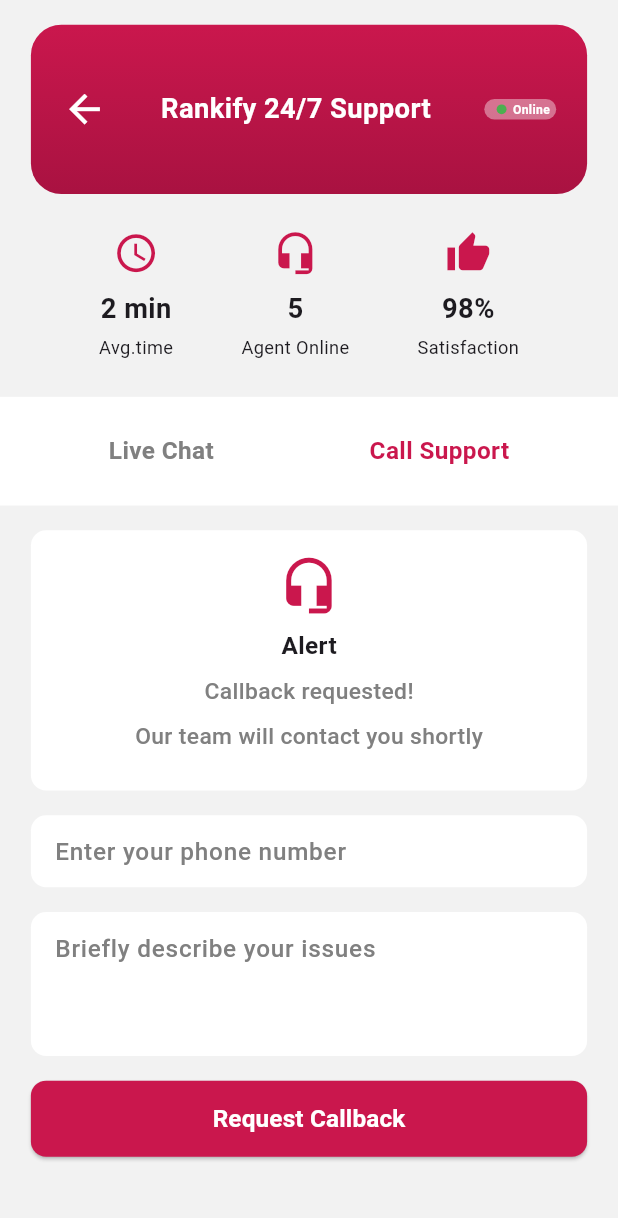
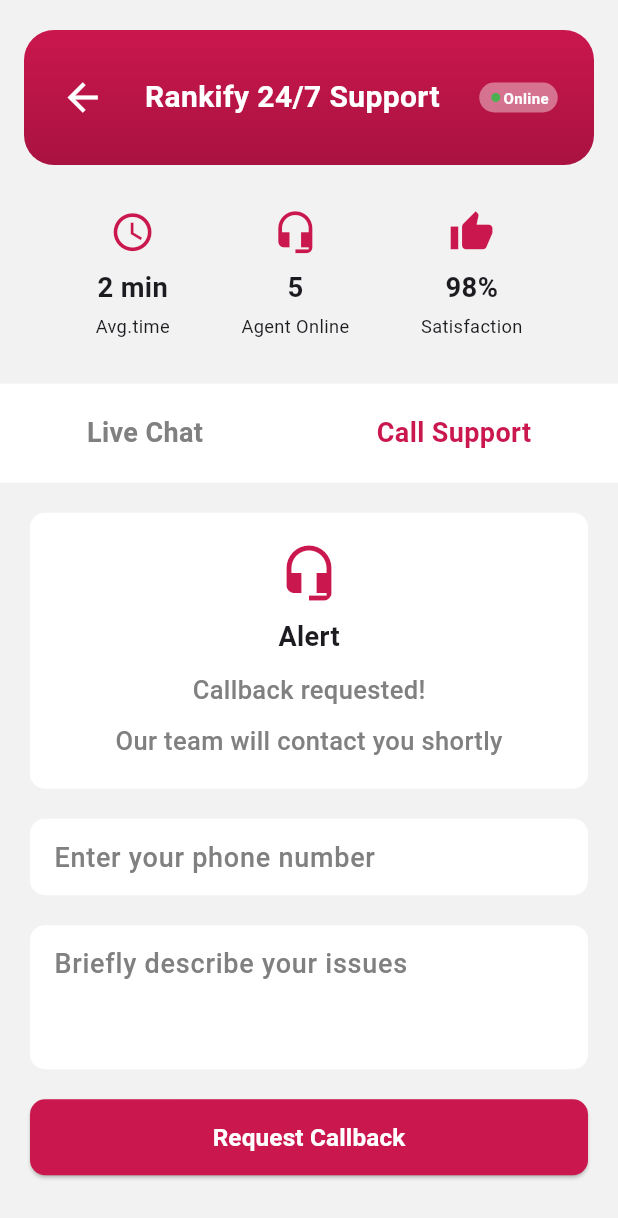
Before and after one commit to arun-kumar-bidila/demo-rankify, a Flutter app: the Supportmain screen opened directly, on a phone screen of 412 x 824 dp. Shown: the top 1218 px of the screen. Run offline on Flutter 3.47's test engine with Material 3 defaults, Android fonts, the phone set to English and light mode, and no system bars; our stand-ins replace another_carousel_pro, badges, flutter_keyboard_visibility, flutter_screenutil, flutter_svg.

```diff
--- a/lib/features/profilebar/tabs/rankifysupport/screens/supportmain.dart
+++ b/lib/features/profilebar/tabs/rankifysupport/screens/supportmain.dart
@@ -29,8 +29,8 @@ class _SupportmainState extends State<Supportmain> {
 
   @override
   Widget build(BuildContext context) {
-     double keyboardHeight = MediaQuery.of(context).viewInsets.bottom;
-    bool isKeyboardFullyClosed = keyboardHeight == 0;
+    //  double keyboardHeight = MediaQuery.of(context).viewInsets.bottom;
+    // bool isKeyboardFullyClosed = keyboardHeight == 0;
     return Scaffold(
       // resizeToAvoidBottomInset: false,
       body: KeyboardVisibilityBuilder(
@@ -38,72 +38,75 @@ class _SupportmainState extends State<Supportmain> {
           return SafeArea(
             child: Column(
               children: [
-                if(isKeyboardFullyClosed)...[
+                if(!isKeyboardVisible)...[
                 Container(
                   margin: EdgeInsets.only(
-                    top: Screensize.height * 0.02,
-                    left: Screensize.width * 0.05,
-                    right: Screensize.width * 0.05,
+                    top: 20,
+                    left: 16,
+                    right: 16,
                   ),
                   padding: EdgeInsets.symmetric(
-                      horizontal: Screensize.width * 0.05,
-                      vertical: Screensize.height * 0.05),
+                     horizontal: 11,
+                    vertical: 30,),
                   decoration: BoxDecoration(
                       // color: GlobalColors.buttonColor,
                       gradient: GlobalColors.primaryGradient,
-                      borderRadius: BorderRadius.circular(20.r)),
+                      borderRadius: BorderRadius.circular(20)),
                   child: Row(
-                    mainAxisAlignment: MainAxisAlignment.spaceBetween,
+                    mainAxisAlignment: MainAxisAlignment.spaceAround,
                     children: [
-                      Icon(
+                      GestureDetector(
+                        onTap:
+                        () {
+                          Navigator.pop(context);
+                        },
+                        child: Icon(
                           Icons.arrow_back,
-                        size: 30.r,
+                          size: 30,
                           color: Colors.white,
+                        ),
                       ),
                       Text(
                         "Rankify 24/7 Support",
                         style: TextStyle(
-                          fontSize: 18.sp,
+                          fontSize: 20,
                           fontWeight: FontWeight.w600,
                           color: Colors.white,
                         ),
                       ),
                       Container(
                         padding: EdgeInsets.symmetric(
-                            vertical: Screensize.height * 0.001,
-                            horizontal: Screensize.width * 0.01),
+                            vertical: 2,
+                            horizontal: 4),
                         decoration: BoxDecoration(
                             color: Colors.white.withOpacity(0.4),
-                            borderRadius: BorderRadius.circular(10.r)),
+                            borderRadius: BorderRadius.circular(10)),
+                        child: Padding(
+                          padding: const EdgeInsets.symmetric(
+                            vertical: 1,
+                            horizontal: 2,
+                          ),
                           child: Row(
+                            crossAxisAlignment: CrossAxisAlignment.center,
                             children: [
                               Padding(
-                              padding: EdgeInsets.symmetric(
-                                  horizontal: Screensize.width * 0.01),
-                              child:
-                              // Text(
-                              //   "•",
-                              //   style: TextStyle(
-                              //     fontSize: 10.sp,
-                              //     fontWeight: FontWeight.w600,
-                              //     color: Colors.green,
-                              //   ),
-                              // ),
-                              CircleAvatar(
+                                padding: const EdgeInsets.symmetric(horizontal: 2),
+                                child: CircleAvatar(
                                   backgroundColor: Colors.green,
-                                radius: Screensize.width*0.008,
+                                  radius: 3,
 
-                              )
+                                ),
                               ),
                               Text(
                                 "Online",
                                 style: TextStyle(
-                                fontSize: 8.sp,
+                                  fontSize: 10,
                                   fontWeight: FontWeight.w600,
                                   color: Colors.white,
                                 ),
-                            )
+                              ),
                             ],
+                          ),
                         ),
                       )
                     ],
@@ -112,8 +115,8 @@ class _SupportmainState extends State<Supportmain> {
 
                 Container(
                   padding: EdgeInsets.symmetric(
-                      horizontal: Screensize.width * 0.05,
-                      vertical: Screensize.height * 0.03),
+                      horizontal: 16,
+                      vertical: 30),
                   child: Row(
                     mainAxisAlignment: MainAxisAlignment.spaceEvenly,
                     children: [
@@ -136,8 +139,8 @@ class _SupportmainState extends State<Supportmain> {
                 Container(
                   color: Colors.white,
                   padding: EdgeInsets.symmetric(
-                      horizontal: Screensize.width * 0.05,
-                      vertical: Screensize.height * 0.03),
+                      // horizontal: 30,
+                      vertical: 20),
                   child: Row(
                     mainAxisAlignment: MainAxisAlignment.spaceAround,
                     children: [
@@ -148,7 +151,7 @@ class _SupportmainState extends State<Supportmain> {
                         child: Text(
                           "Live Chat",
                           style: TextStyle(
-                            fontSize: 16.sp,
+                            fontSize: 18,
                             fontWeight: FontWeight.w600,
                             color: _page == 0
                                 ? GlobalColors.buttonColor
@@ -163,7 +166,7 @@ class _SupportmainState extends State<Supportmain> {
                         child: Text(
                           "Call Support",
                           style: TextStyle(
-                            fontSize: 16.sp,
+                            fontSize: 18,
                             fontWeight: FontWeight.w600,
                             color: _page == 1
                                 ? GlobalColors.buttonColor
--- a/lib/features/profilebar/tabs/rankifysupport/widgets/callsupport.dart
+++ b/lib/features/profilebar/tabs/rankifysupport/widgets/callsupport.dart
@@ -12,56 +12,49 @@ class Callsupport extends StatelessWidget {
     return SingleChildScrollView(
       scrollDirection: Axis.vertical,
       child: Padding(
-        padding: EdgeInsets.symmetric(horizontal: Screensize.width * 0.05),
+        padding: EdgeInsets.symmetric(horizontal:20),
         child: Column(
           mainAxisSize: MainAxisSize.min,
           children: [
             Padding(
-              padding: EdgeInsets.symmetric(vertical: Screensize.height * 0.02),
+              padding: EdgeInsets.symmetric(vertical: 20),
               child: Container(
                 width: double.infinity,
                 // margin: EdgeInsets.symmetric(horizontal: Screensize.width*0.05),
                 padding: EdgeInsets.symmetric(
-                    horizontal: Screensize.width * 0.05,
-                    vertical: Screensize.height * 0.02),
+                    // horizontal: 0,
+                    vertical: 20),
                 decoration: BoxDecoration(
                     color: Colors.white,
-                    borderRadius: BorderRadius.circular(10.r)),
+                    borderRadius: BorderRadius.circular(10)),
                 child: Column(
                   mainAxisAlignment: MainAxisAlignment.spaceBetween,
                   crossAxisAlignment: CrossAxisAlignment.center,
+                  spacing: 10,
                   children: [
                     Icon(
                       Icons.headset_mic,
-                      size: 40.r,
+                      size: 40,
                       color: GlobalColors.buttonColor,
                     ),
-                    Padding(
-                      padding: EdgeInsets.symmetric(
-                          vertical: Screensize.height * 0.01),
-                      child: Text(
+                    Text(
                       "Alert",
                       style: TextStyle(
-                            fontSize: 16.sp, fontWeight: FontWeight.w600),
-                      ),
+                          fontSize: 18, fontWeight: FontWeight.w600),
                     ),
                     Text(
                       "Callback requested!",
                       style: TextStyle(
-                          fontSize: 15.sp,
+                          fontSize: 17,
                           fontWeight: FontWeight.w500,
                           color: GlobalColors.grey80),
                     ),
-                    Padding(
-                      padding: EdgeInsets.symmetric(
-                          vertical: Screensize.height * 0.01),
-                      child: Text(
+                    Text(
                       "Our team will contact you shortly",
                       style: TextStyle(
-                            fontSize: 15.sp,
+                          fontSize: 17,
                           fontWeight: FontWeight.w500,
                           color: GlobalColors.grey80),
-                      ),
                     ),
                   ],
                 ),
@@ -74,12 +67,12 @@ class Callsupport extends StatelessWidget {
                     decoration: InputDecoration(
                       hintText: "Enter your phone number",
                       hintStyle: TextStyle(
-                        fontSize: 16.sp,
+                        fontSize: 18,
                         fontWeight: FontWeight.w500,
                         color: GlobalColors.grey80,
                       ),
                       border: OutlineInputBorder(
-                        borderRadius: BorderRadius.circular(10.r),
+                        borderRadius: BorderRadius.circular(10),
                         borderSide: BorderSide.none,
                       ),
                       filled: true,
@@ -91,7 +84,7 @@ class Callsupport extends StatelessWidget {
               ],
             ),
             Padding(
-              padding: EdgeInsets.symmetric(vertical: Screensize.height * 0.02),
+              padding: EdgeInsets.symmetric(vertical: 20),
               child: Row(
                 children: [
                   Expanded(
@@ -103,12 +96,12 @@ class Callsupport extends StatelessWidget {
                       decoration: InputDecoration(
                         hintText: "Briefly describe your issues",
                         hintStyle: TextStyle(
-                          fontSize: 16.sp,
+                          fontSize: 18,
                           fontWeight: FontWeight.w500,
                           color: GlobalColors.grey80,
                         ),
                         border: OutlineInputBorder(
-                          borderRadius: BorderRadius.circular(10.r),
+                          borderRadius: BorderRadius.circular(10),
                           borderSide: BorderSide.none,
                         ),
                         filled: true,
@@ -139,15 +132,15 @@ class Callsupport extends StatelessWidget {
         context: context,
         builder: (BuildContext context) {
           return Dialog(
-            insetPadding:
-                EdgeInsets.symmetric(horizontal: Screensize.width * 0.1),
+            // insetPadding:
+            //     EdgeInsets.symmetric(horizontal: Screensize.width * 0.1),
             backgroundColor: Colors.white,
             child: Container(
               padding: EdgeInsets.symmetric(
-                  horizontal: Screensize.width * 0.05,
-                  vertical: Screensize.height * 0.02),
+                  horizontal: 30,
+                  vertical: 20),
               decoration:
-                  BoxDecoration(borderRadius: BorderRadius.circular(20.r)),
+                  BoxDecoration(borderRadius: BorderRadius.circular(20)),
               child: Column(
                 crossAxisAlignment: CrossAxisAlignment.start,
                 mainAxisSize: MainAxisSize.min,
@@ -155,18 +148,18 @@ class Callsupport extends StatelessWidget {
                   Text(
                     "Alert",
                     style: TextStyle(
-                      fontSize: 16.sp,
+                      fontSize: 18,
                       color: Colors.black,
                       fontWeight: FontWeight.w600,
                     ),
                   ),
                   Padding(
                     padding: EdgeInsets.symmetric(
-                        vertical: Screensize.height * 0.02),
+                        vertical: 10),
                     child: Text(
                       "Callback requested! Our team will contact you shortly.",
                       style: TextStyle(
-                        fontSize: 16.sp,
+                        fontSize: 18,
                         color: Colors.black,
                         fontWeight: FontWeight.w400,
                       ),
@@ -183,7 +176,7 @@ class Callsupport extends StatelessWidget {
                         child: Text(
                           "OK",
                           style: TextStyle(
-                            fontSize: 16.sp,
+                            fontSize: 18,
                             color: GlobalColors.deepTeal,
                             fontWeight: FontWeight.w600,
                           ),
```
Also changed, not shown: lib/features/profilebar/tabs/rankifysupport/widgets/livechat.dart (+33 -38 lines). Lines whose indentation alone changed are shown as unchanged.
